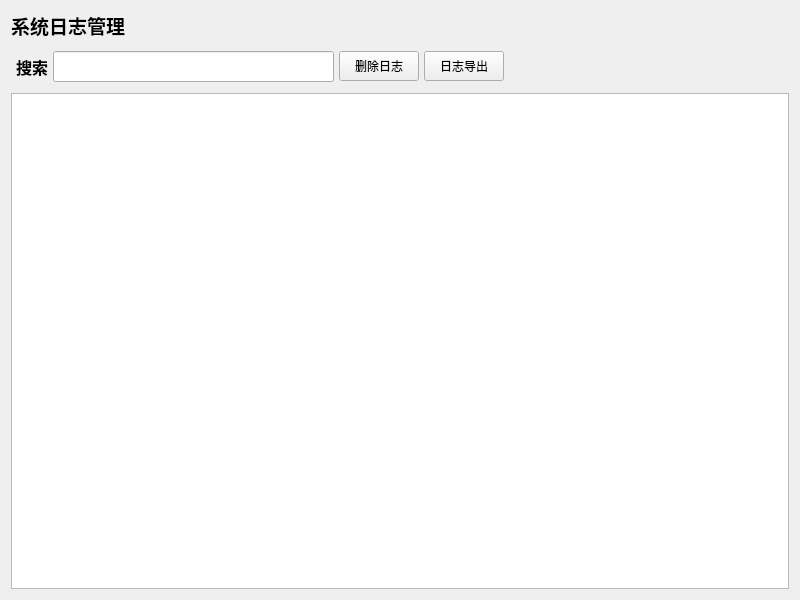
First picture: the form in SnailIOTMonitoring/src/controller/systemlogadmincontroller.ui, repository Amber-muyu/Qt_Project, before the edit.
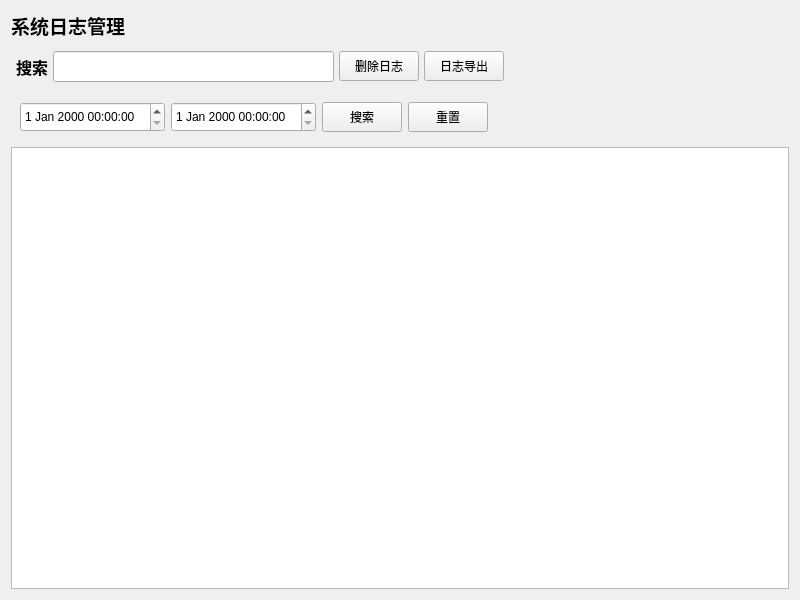
Second picture: the form after the edit.

What changed in the file:
```diff
--- a/SnailIOTMonitoring/src/controller/systemlogadmincontroller.ui
+++ b/SnailIOTMonitoring/src/controller/systemlogadmincontroller.ui
@@ -132,6 +132,77 @@
     </widget>
    </item>
    <item row="2" column="0">
+    <widget class="QWidget" name="widget_2" native="true">
+     <property name="minimumSize">
+      <size>
+       <width>0</width>
+       <height>0</height>
+      </size>
+     </property>
+     <layout class="QGridLayout" name="gridLayout_3">
+      <item row="0" column="5">
+       <spacer name="horizontalSpacer_2">
+        <property name="orientation">
+         <enum>Qt::Horizontal</enum>
+        </property>
+        <property name="sizeHint" stdset="0">
+         <size>
+          <width>243</width>
+          <height>20</height>
+         </size>
+        </property>
+       </spacer>
+      </item>
+      <item row="0" column="2">
+       <widget class="QDateTimeEdit" name="dateTimeEditTo">
+        <property name="minimumSize">
+         <size>
+          <width>0</width>
+          <height>30</height>
+         </size>
+        </property>
+       </widget>
+      </item>
+      <item row="0" column="1">
+       <widget class="QDateTimeEdit" name="dateTimeEditFrom">
+        <property name="minimumSize">
+         <size>
+          <width>0</width>
+          <height>30</height>
+         </size>
+        </property>
+       </widget>
+      </item>
+      <item row="0" column="3">
+       <widget class="QPushButton" name="btnSearch">
+        <property name="minimumSize">
+         <size>
+          <width>0</width>
+          <height>30</height>
+         </size>
+        </property>
+        <property name="text">
+         <string>搜索</string>
+        </property>
+       </widget>
+      </item>
+      <item row="0" column="4">
+       <widget class="QPushButton" name="btnReset">
+        <property name="minimumSize">
+         <size>
+          <width>0</width>
+          <height>30</height>
+         </size>
+        </property>
+        <property name="text">
+         <string>重置</string>
+        </property>
+       </widget>
+      </item>
+     </layout>
+    </widget>
+   </item>
+   <item row="3" column="0">
     <widget class="QTableView" name="tableView"/>
    </item>
   </layout>
```
